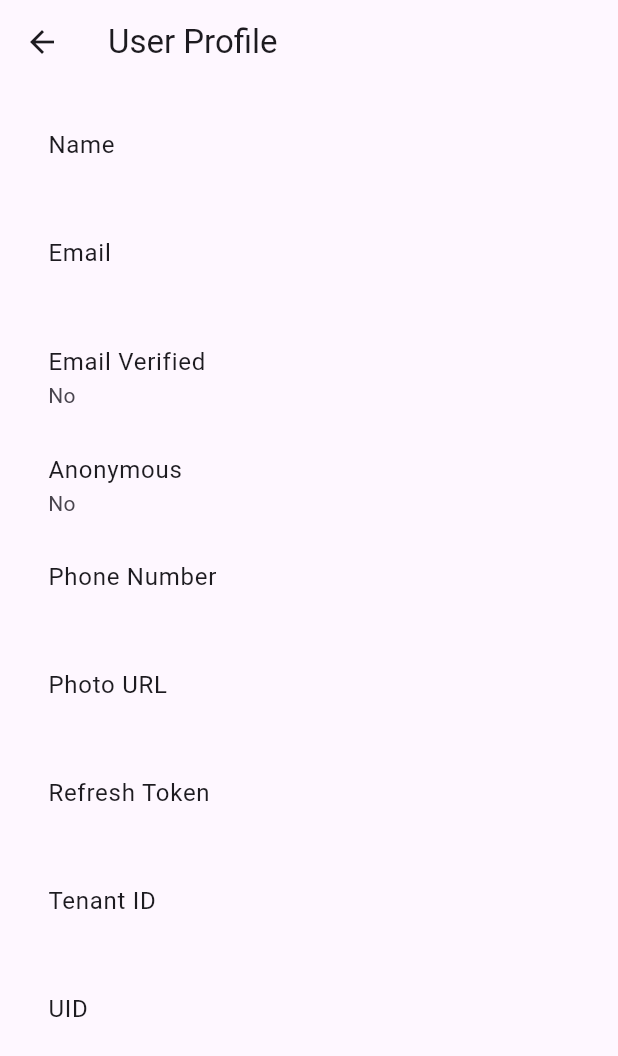
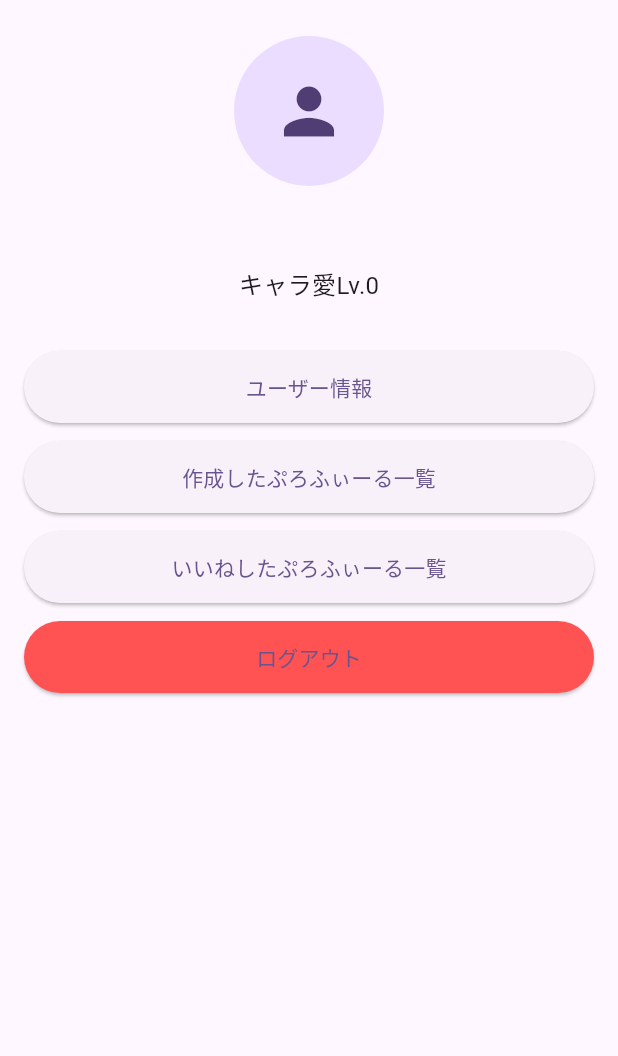
Before and after one commit to jyogi-web/geek2024_vol.22_1, a Flutter app: the UserProfileScreen screen opened directly, on a phone screen of 412 x 824 dp. Shown: the top 1056 px of the screen. Run offline on Flutter 3.47's test engine with Material 3 defaults, Android fonts, the phone set to English and light mode, and no system bars; our stand-ins replace cloud_firestore, file_picker, firebase_auth, firebase_core, firebase_storage, flutter_chat_types and 4 more; accounts and stored records are empty; network calls fail.

Commit message:
add User画面

```diff
--- a/lib/ui/auth/view/auth_page.dart
+++ b/lib/ui/auth/view/auth_page.dart
@@ -154,7 +154,7 @@ class AuthPage extends StatelessWidget {
                           },
                         ),
                       ),
-                       Container(
+                      Container(
                         width: 300,
                         margin: EdgeInsets.all(10),
                         child: ElevatedButton(
@@ -171,17 +171,6 @@ class AuthPage extends StatelessWidget {
                           },
                         ),
                       ),
-
-                      const SizedBox(height: 20),
-                      // ログインユーザ情報を表示する例
-                      if (authVM.currentUser != null) ...[
-                        Text('ログイン中ユーザ:'),
-                        Text('UID: ${authVM.currentUser?.uid}'),
-                        Text('Name: ${authVM.currentUser?.name}'),
-                        Text('Email: ${authVM.currentUser?.email}'),
-                      ] else ...[
-                        const Text('未ログインです。'),
-                      ],
                     ],
                   ),
                 ),
--- a/lib/ui/home/home_page.dart
+++ b/lib/ui/home/home_page.dart
@@ -7,6 +7,7 @@ import 'package:aicharamaker/ui/create/view/create_page.dart';
 import 'package:aicharamaker/ui/favorite/favorite_page.dart';
 import 'package:aicharamaker/ui/user/user_page.dart';
 import 'package:aicharamaker/ui/auth/view/auth_page.dart';
+import 'package:aicharamaker/ui/user/user_page.dart';
 
 class MainScreen extends StatefulWidget {
   @override
@@ -56,7 +57,7 @@ class _MainScreenState extends State<MainScreen> {
           ? ChatPage(profile: _selectedProfile!)
           : Center(child: Text("お気に入りのキャラがありません")),
       FavoriteScreen(),
-      AuthPage(),
+      UserScreen(),
     ];
 
     return Scaffold(
@@ -83,16 +84,6 @@ class _MainScreenState extends State<MainScreen> {
         onTap: _onItemTapped,
       ),
     );
-  }
-}
-
-// 各画面のWidget（仮のUIを表示）
-// これを各ページのファイルに分離して作成
-
-class UserScreen extends StatelessWidget {
-  @override
-  Widget build(BuildContext context) {
-    return Center(child: Text('ユーザー画面', style: TextStyle(fontSize: 24)));
   }
 }
 
--- /dev/null
+++ b/lib/ui/user/user_detail_page.dart
@@ -0,0 +1,27 @@
+import 'package:flutter/material.dart';
+
+class UserDetailScreen extends StatefulWidget {
+  const UserDetailScreen({Key? key}) : super(key: key);
+
+  @override
+  State<UserDetailScreen> createState() => _UserDetailScreenState();
+}
+
+class _UserDetailScreenState extends State<UserDetailScreen> {
+  @override
+  Widget build(BuildContext context) {
+    return Scaffold(
+      appBar: AppBar(
+        title: const Text('ユーザー詳細'),
+      ),
+      body: Center(
+        child: Column(
+          mainAxisAlignment: MainAxisAlignment.center,
+          children: const <Widget>[
+            Text('ユーザー詳細画面'),
+          ],
+        ),
+      ),
+    );
+  }
+}
--- a/lib/ui/user/user_page.dart
+++ b/lib/ui/user/user_page.dart
@@ -17,7 +17,6 @@ class _UserScreenState extends State<UserScreen> {
   void initState() {
     super.initState();
     // 非同期処理のタイミングでfetchUser()を呼び出す
-    // contextはlisten: falseで利用することで、initStateでも安全に使えます。
     Future.microtask(
         () => Provider.of<AuthViewModel>(context, listen: false).fetchUser());
   }
--- a/lib/ui/user/user_proflile_page.dart
+++ b/lib/ui/user/user_proflile_page.dart
@@ -1,61 +1,137 @@
+import 'package:cloud_firestore/cloud_firestore.dart';
 import 'package:flutter/material.dart';
 import 'package:provider/provider.dart';
 import 'package:aicharamaker/model/user_model.dart';
 import 'package:aicharamaker/ui/auth/view_model/auth_view_model.dart';
+import 'package:aicharamaker/ui/auth/view/auth_page.dart';
+import 'package:aicharamaker/ui/user/user_proflile_page.dart';
+import 'package:aicharamaker/ui/favorite/favorite_page.dart';
+import 'package:aicharamaker/ui/home/ProfileListScreen.dart';
+import 'package:aicharamaker/ui/user/user_create_list_page.dart';
+import 'package:aicharamaker/ui/user/user_detail_page.dart';
 
 class UserProfileScreen extends StatelessWidget {
   const UserProfileScreen({Key? key}) : super(key: key);
 
   @override
   Widget build(BuildContext context) {
-    // AuthViewModelのインスタンスを取得
     final authViewModel = Provider.of<AuthViewModel>(context);
     final UserModel? user = authViewModel.currentUser;
 
     return Scaffold(
-      appBar: AppBar(
-        title: const Text('User Profile'),
-      ),
-      body: user != null
+      body: SafeArea(
+        child: user != null
             ? Padding(
-              padding: const EdgeInsets.all(16.0),
+                padding: const EdgeInsets.symmetric(horizontal: 16.0),
                 child: ListView(
                   children: [
-                  ListTile(
-                    title: const Text('Name'),
-                    subtitle: Text(user.name),
+                    const SizedBox(height: 24),
+                    // 丸いアイコン（アバター）
+                    Center(
+                      child: CircleAvatar(
+                        radius: 50,
+                        backgroundImage:
+                            (user.photoURL != null && user.photoURL!.isNotEmpty)
+                                ? NetworkImage(user.photoURL!)
+                                : null,
+                        child: (user.photoURL == null || user.photoURL!.isEmpty)
+                            ? const Icon(Icons.person, size: 50)
+                            : null,
                       ),
-                  ListTile(
-                    title: const Text('Email'),
-                    subtitle: Text(user.email ?? 'No email provided'),
                     ),
-                  ListTile(
-                    title: const Text('Email Verified'),
-                    subtitle: Text(user.isEmailVerified == true ? 'Yes' : 'No'),
+                    const SizedBox(height: 16),
+                    // ユーザー名 & キャラ愛Lv.
+                    Center(
+                      child: Column(
+                        children: [
+                          Text(
+                            user.name,
+                            style: const TextStyle(
+                              fontSize: 24,
+                              fontWeight: FontWeight.bold,
                             ),
-                  ListTile(
-                    title: const Text('Anonymous'),
-                    subtitle: Text(user.isAnonymous == true ? 'Yes' : 'No'),
                           ),
-                  ListTile(
-                    title: const Text('Phone Number'),
-                    subtitle: Text(user.phoneNumber ?? 'No phone number'),
+                          const SizedBox(height: 4),
+                          // StreamBuilderを使ってドキュメント数を表示
+                          StreamBuilder<QuerySnapshot<Map<String, dynamic>>>(
+                            stream: FirebaseFirestore.instance
+                                .collection('users')
+                                .doc(user.uid!)
+                                .collection('createdProfiles')
+                                .snapshots(),
+                            builder: (context, snapshot) {
+                              if (snapshot.hasError) {
+                                return const Text('エラーが発生しました');
+                              }
+                              if (snapshot.connectionState ==
+                                  ConnectionState.waiting) {
+                                return const Text('読み込み中...');
+                              }
+                              final docs = snapshot.data?.docs ?? [];
+                              final playerLevel = docs.length;
+                              return Text(
+                                'キャラ愛Lv.$playerLevel',
+                                style: const TextStyle(fontSize: 16),
+                              );
+                            },
                           ),
-                  ListTile(
-                    title: const Text('Photo URL'),
-                    subtitle: Text(user.photoURL ?? 'No photo URL'),
+                        ],
                       ),
-                  ListTile(
-                    title: const Text('Refresh Token'),
-                    subtitle: Text(user.refreshToken ?? 'No refresh token'),
                     ),
-                  ListTile(
-                    title: const Text('Tenant ID'),
-                    subtitle: Text(user.tenantId ?? 'No tenant id'),
+                    const SizedBox(height: 32),
+                    // ボタン一覧
+                    ElevatedButton(
+                      style: ElevatedButton.styleFrom(
+                        minimumSize: const Size.fromHeight(48),
                       ),
-                  ListTile(
-                    title: const Text('UID'),
-                    subtitle: Text(user.uid ?? 'No uid'),
+                      onPressed: () {
+                        Navigator.push(
+                          context,
+                          MaterialPageRoute(
+                              builder: (context) => UserDetailScreen()),
+                        );
+                      },
+                      child: const Text('ユーザー情報'),
+                    ),
+                    const SizedBox(height: 12),
+                    ElevatedButton(
+                      style: ElevatedButton.styleFrom(
+                        minimumSize: const Size.fromHeight(48),
+                      ),
+                      onPressed: () {
+                        Navigator.push(
+                          context,
+                          MaterialPageRoute(
+                              builder: (context) => UserCreateListScreen()),
+                        );
+                      },
+                      child: const Text('作成したぷろふぃーる一覧'),
+                    ),
+                    const SizedBox(height: 12),
+                    ElevatedButton(
+                      style: ElevatedButton.styleFrom(
+                        minimumSize: const Size.fromHeight(48),
+                      ),
+                      onPressed: () {
+                        Navigator.push(
+                          context,
+                          MaterialPageRoute(
+                              builder: (context) => FavoriteScreen()),
+                        );
+                      },
+                      child: const Text('いいねしたぷろふぃーる一覧'),
+                    ),
+                    const SizedBox(height: 12),
+                    ElevatedButton(
+                      style: ElevatedButton.styleFrom(
+                        backgroundColor: Colors.redAccent,
+                        minimumSize: const Size.fromHeight(48),
+                      ),
+                      onPressed: () {
+                        // ログアウト処理
+                        authViewModel.signOut();
+                      },
+                      child: const Text('ログアウト'),
                     ),
                   ],
                 ),
@@ -68,7 +144,6 @@ class UserProfileScreen extends StatelessWidget {
                     const SizedBox(height: 20),
                     ElevatedButton(
                       onPressed: () {
-                      // ログイン画面などへ遷移する処理を記述
                         Navigator.pushNamed(context, '/login');
                       },
                       child: const Text('ログイン画面へ'),
@@ -76,6 +151,7 @@ class UserProfileScreen extends StatelessWidget {
                   ],
                 ),
               ),
+      ),
     );
   }
 }
```
Lines whose indentation alone changed are shown as unchanged.
